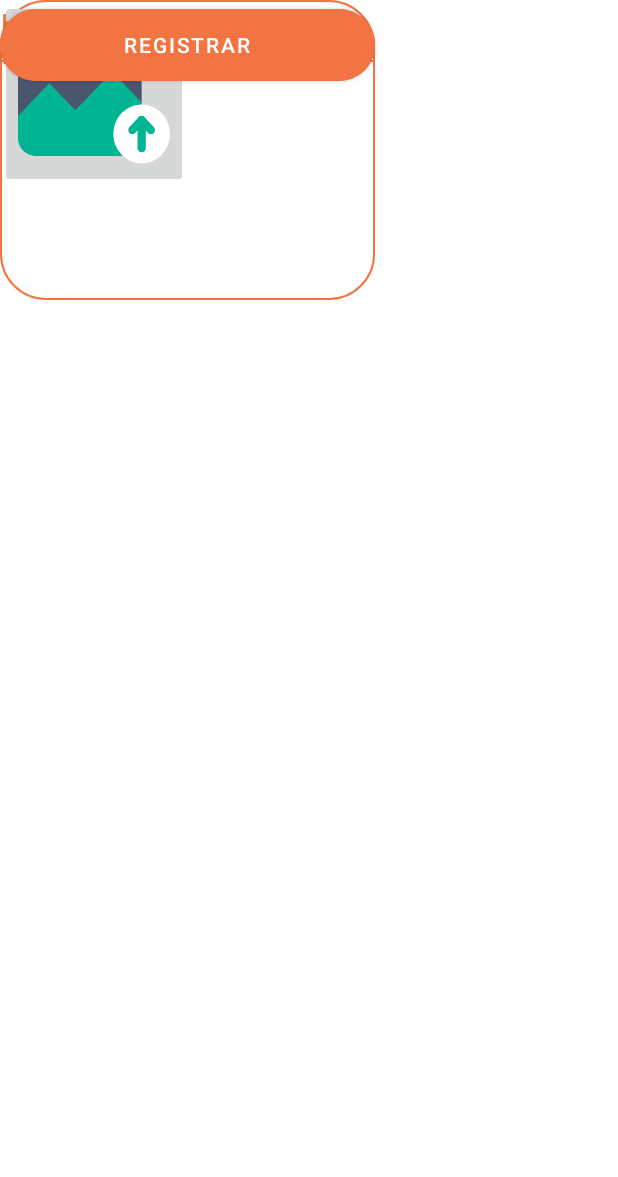
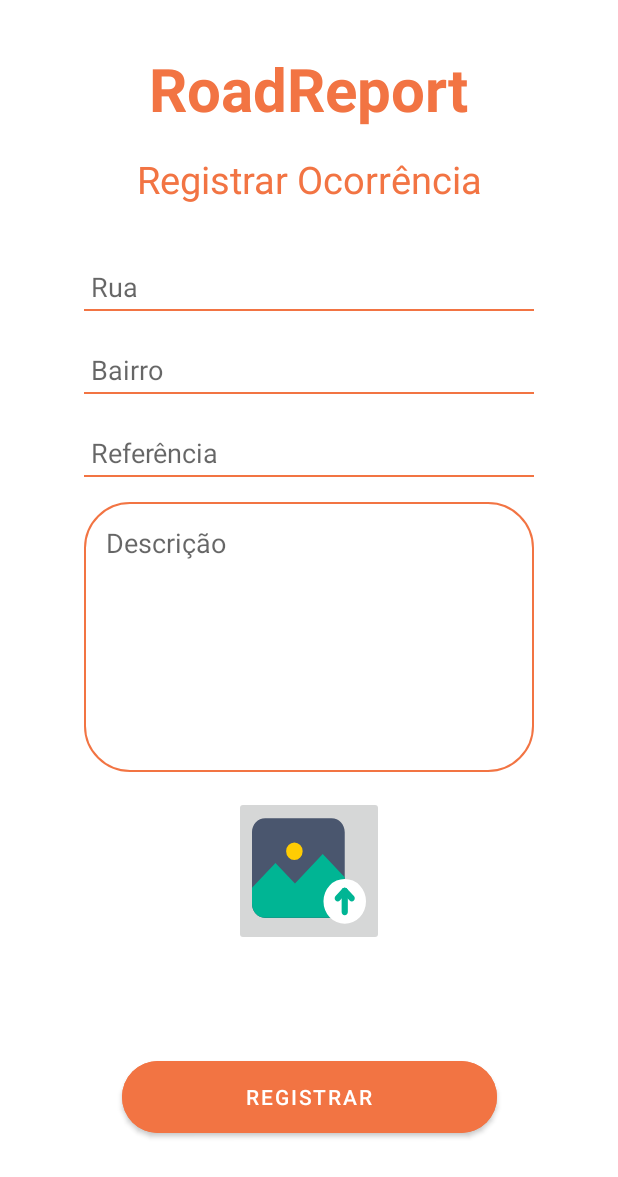
Before and after one commit to Otavio14/RoadReport, an Android app: the layout registrar_ocorrencia.xml on its own in the app's theme, with its tools: preview values and no code run, on a phone screen of 412 x 824 dp. Shown: the top 1177 px of the screen. Run offline under Robolectric (Android 15) with nearby library versions, the phone set to English and light mode, and no system bars.

Commit message:
cadastro.xml, login.xml, registrar_ocorrencia.xml finalizadas.

```diff
--- a/app/src/main/res/layout/registrar_ocorrencia.xml
+++ b/app/src/main/res/layout/registrar_ocorrencia.xml
@@ -9,90 +9,109 @@
 
     <EditText
         android:id="@+id/editRua"
-        android:layout_width="250dp"
+        android:layout_width="300dp"
         android:layout_height="wrap_content"
+        android:layout_marginTop="32dp"
         android:background="@drawable/styles"
         android:ems="10"
         android:hint="Rua"
         android:inputType="text"
-        android:textSize="20dp"
-        tools:layout_editor_absoluteX="80dp"
-        tools:layout_editor_absoluteY="149dp" />
+        android:textSize="18dp"
+        app:layout_constraintEnd_toEndOf="parent"
+        app:layout_constraintStart_toStartOf="parent"
+        app:layout_constraintTop_toBottomOf="@+id/textRegistrarOcorrencia" />
 
     <TextView
         android:id="@+id/textRegistrarOcorrencia"
         android:layout_width="wrap_content"
         android:layout_height="wrap_content"
+        android:layout_marginTop="16dp"
         android:text="Registrar Ocorrência"
         android:textColor="@color/orange"
         android:textSize="25dp"
-        tools:layout_editor_absoluteX="91dp"
-        tools:layout_editor_absoluteY="95dp" />
+        app:layout_constraintEnd_toEndOf="parent"
+        app:layout_constraintStart_toStartOf="parent"
+        app:layout_constraintTop_toBottomOf="@+id/textView3" />
 
     <EditText
         android:id="@+id/editBairro"
-        android:layout_width="250dp"
+        android:layout_width="300dp"
         android:layout_height="wrap_content"
+        android:layout_marginTop="16dp"
         android:background="@drawable/styles"
         android:ems="10"
         android:hint="Bairro"
         android:inputType="text"
-        android:textSize="20dp"
-        tools:layout_editor_absoluteX="80dp"
-        tools:layout_editor_absoluteY="203dp" />
+        android:textSize="18dp"
+        app:layout_constraintEnd_toEndOf="parent"
+        app:layout_constraintStart_toStartOf="parent"
+        app:layout_constraintTop_toBottomOf="@+id/editRua" />
 
     <EditText
         android:id="@+id/editReferencia"
-        android:layout_width="250dp"
+        android:layout_width="300dp"
         android:layout_height="wrap_content"
+        android:layout_marginTop="16dp"
         android:background="@drawable/styles"
         android:ems="10"
         android:hint="Referência"
         android:inputType="text"
-        android:textSize="20dp"
-        tools:layout_editor_absoluteX="80dp"
-        tools:layout_editor_absoluteY="259dp" />
+        android:textSize="18dp"
+        app:layout_constraintEnd_toEndOf="parent"
+        app:layout_constraintStart_toStartOf="parent"
+        app:layout_constraintTop_toBottomOf="@+id/editBairro" />
 
     <EditText
         android:id="@+id/editDescricao"
-        android:layout_width="250dp"
-        android:layout_height="200dp"
+        android:layout_width="300dp"
+        android:layout_height="180dp"
+        android:layout_marginTop="16dp"
         android:background="@drawable/styles2"
         android:ems="10"
         android:gravity="start|top"
         android:hint="Descrição"
         android:inputType="textMultiLine"
-        android:textSize="20dp"
-        tools:layout_editor_absoluteX="80dp"
-        tools:layout_editor_absoluteY="313dp" />
+        android:textSize="18dp"
+        app:layout_constraintEnd_toEndOf="parent"
+        app:layout_constraintStart_toStartOf="parent"
+        app:layout_constraintTop_toBottomOf="@+id/editReferencia" />
 
     <Button
         android:id="@+id/button2"
         android:layout_width="250dp"
         android:layout_height="60dp"
+        android:layout_marginTop="16dp"
+        android:layout_marginBottom="8dp"
         android:backgroundTint="@color/orange"
         android:text="Registrar"
         app:cornerRadius="24dp"
-        tools:layout_editor_absoluteX="80dp"
-        tools:layout_editor_absoluteY="667dp" />
+        app:layout_constraintBottom_toBottomOf="parent"
+        app:layout_constraintEnd_toEndOf="parent"
+        app:layout_constraintHorizontal_bias="0.503"
+        app:layout_constraintStart_toStartOf="parent"
+        app:layout_constraintTop_toBottomOf="@+id/imageButton2" />
 
     <ImageButton
         android:id="@+id/imageButton2"
-        android:layout_width="125dp"
-        android:layout_height="125dp"
+        android:layout_width="100dp"
+        android:layout_height="100dp"
+        android:layout_marginTop="16dp"
         android:scaleType="fitXY"
-        app:srcCompat="@drawable/ic_photo"
-        tools:layout_editor_absoluteX="143dp"
-        tools:layout_editor_absoluteY="525dp" />
+        app:layout_constraintEnd_toEndOf="parent"
+        app:layout_constraintStart_toStartOf="parent"
+        app:layout_constraintTop_toBottomOf="@+id/editDescricao"
+        app:srcCompat="@drawable/ic_photo" />
 
     <TextView
         android:id="@+id/textView3"
         android:layout_width="wrap_content"
         android:layout_height="wrap_content"
+        android:layout_marginTop="32dp"
         android:text="RoadReport"
         android:textColor="@color/orange"
         android:textSize="40dp"
         android:textStyle="bold"
-        tools:layout_editor_absoluteX="99dp"
-        tools:layout_editor_absoluteY="29dp" />
+        app:layout_constraintEnd_toEndOf="parent"
+        app:layout_constraintStart_toStartOf="parent"
+        app:layout_constraintTop_toTopOf="parent" />
 </androidx.constraintlayout.widget.ConstraintLayout>
```
Also changed, not shown: app/src/main/res/layout/cadastro.xml (+33 -19 lines), app/src/main/res/layout/login.xml (+24 -13 lines).
